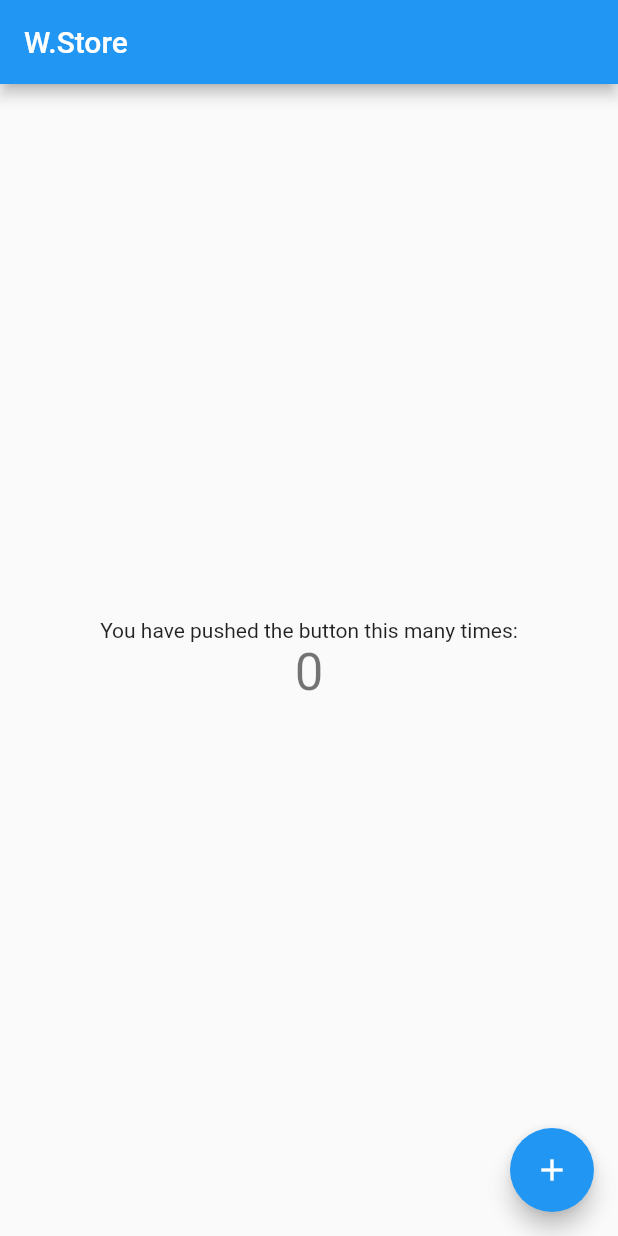
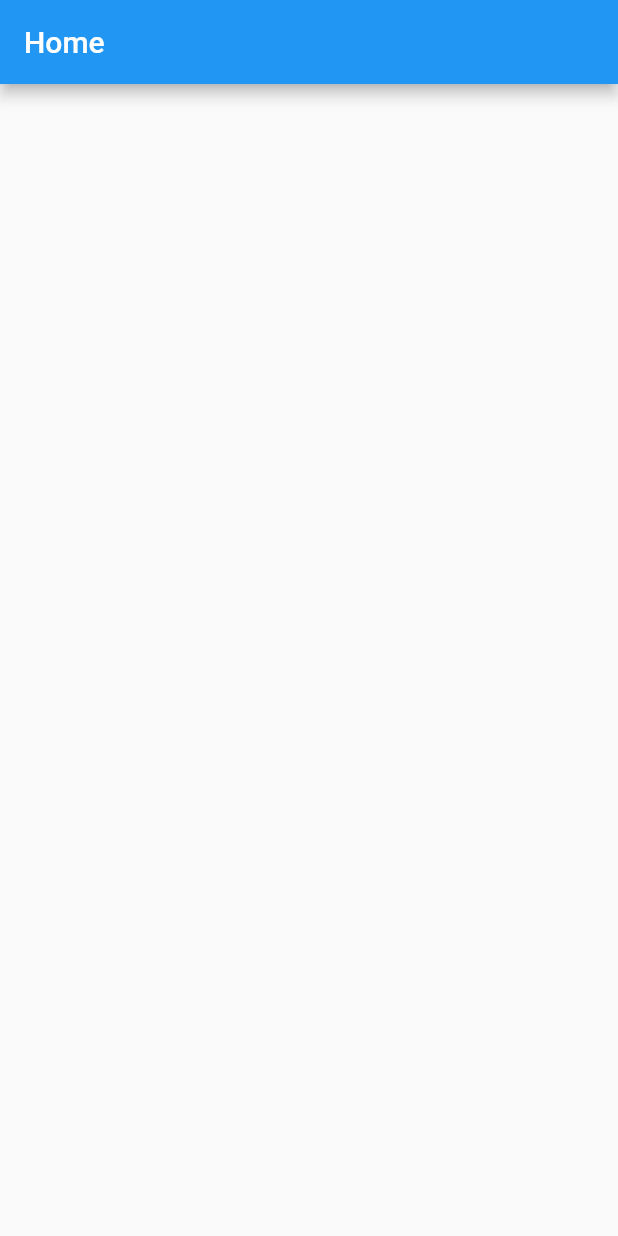
Before and after one commit to ninghao/w_store_flutter, a Flutter app: the screen it shows after launch, on a phone screen of 412 x 824 dp. Run offline on Flutter 3.47's test engine with Material 2 defaults, Android fonts, the phone set to English and light mode, and no system bars.

Commit message:
创建 App 与 Home

```diff
--- a/lib/main.dart
+++ b/lib/main.dart
@@ -1,111 +1,4 @@
 import 'package:flutter/material.dart';
+import 'package:w_store_flutter/src/app.dart';
 
-void main() => runApp(MyApp());
-
-class MyApp extends StatelessWidget {
-  // This widget is the root of your application.
-  @override
-  Widget build(BuildContext context) {
-    return MaterialApp(
-      title: 'NINGHAO',
-      theme: ThemeData(
-        // This is the theme of your application.
-        //
-        // Try running your application with "flutter run". You'll see the
-        // application has a blue toolbar. Then, without quitting the app, try
-        // changing the primarySwatch below to Colors.green and then invoke
-        // "hot reload" (press "r" in the console where you ran "flutter run",
-        // or simply save your changes to "hot reload" in a Flutter IDE).
-        // Notice that the counter didn't reset back to zero; the application
-        // is not restarted.
-        primarySwatch: Colors.blue,
-      ),
-      home: MyHomePage(title: 'W.Store'),
-    );
-  }
-}
-
-class MyHomePage extends StatefulWidget {
-  MyHomePage({Key key, this.title}) : super(key: key);
-
-  // This widget is the home page of your application. It is stateful, meaning
-  // that it has a State object (defined below) that contains fields that affect
-  // how it looks.
-
-  // This class is the configuration for the state. It holds the values (in this
-  // case the title) provided by the parent (in this case the App widget) and
-  // used by the build method of the State. Fields in a Widget subclass are
-  // always marked "final".
-
-  final String title;
-
-  @override
-  _MyHomePageState createState() => _MyHomePageState();
-}
-
-class _MyHomePageState extends State<MyHomePage> {
-  int _counter = 0;
-
-  void _incrementCounter() {
-    setState(() {
-      // This call to setState tells the Flutter framework that something has
-      // changed in this State, which causes it to rerun the build method below
-      // so that the display can reflect the updated values. If we changed
-      // _counter without calling setState(), then the build method would not be
-      // called again, and so nothing would appear to happen.
-      _counter++;
-    });
-  }
-
-  @override
-  Widget build(BuildContext context) {
-    // This method is rerun every time setState is called, for instance as done
-    // by the _incrementCounter method above.
-    //
-    // The Flutter framework has been optimized to make rerunning build methods
-    // fast, so that you can just rebuild anything that needs updating rather
-    // than having to individually change instances of widgets.
-    return Scaffold(
-      appBar: AppBar(
-        // Here we take the value from the MyHomePage object that was created by
-        // the App.build method, and use it to set our appbar title.
-        title: Text(widget.title),
-      ),
-      body: Center(
-        // Center is a layout widget. It takes a single child and positions it
-        // in the middle of the parent.
-        child: Column(
-          // Column is also a layout widget. It takes a list of children and
-          // arranges them vertically. By default, it sizes itself to fit its
-          // children horizontally, and tries to be as tall as its parent.
-          //
-          // Invoke "debug painting" (press "p" in the console, choose the
-          // "Toggle Debug Paint" action from the Flutter Inspector in Android
-          // Studio, or the "Toggle Debug Paint" command in Visual Studio Code)
-          // to see the wireframe for each widget.
-          //
-          // Column has various properties to control how it sizes itself and
-          // how it positions its children. Here we use mainAxisAlignment to
-          // center the children vertically; the main axis here is the vertical
-          // axis because Columns are vertical (the cross axis would be
-          // horizontal).
-          mainAxisAlignment: MainAxisAlignment.center,
-          children: <Widget>[
-            Text(
-              'You have pushed the button this many times:',
-            ),
-            Text(
-              '$_counter',
-              style: Theme.of(context).textTheme.display1,
-            ),
-          ],
-        ),
-      ),
-      floatingActionButton: FloatingActionButton(
-        onPressed: _incrementCounter,
-        tooltip: 'Increment',
-        child: Icon(Icons.add),
-      ), // This trailing comma makes auto-formatting nicer for build methods.
-    );
-  }
-}
+void main() => runApp(App());
--- /dev/null
+++ b/lib/src/app.dart
@@ -0,0 +1,20 @@
+import 'package:flutter/material.dart';
+import 'package:w_store_flutter/src/home/home.dart';
+
+class App extends StatefulWidget {
+  @override
+  _AppState createState() => _AppState();
+}
+
+class _AppState extends State<App> {
+  @override
+  Widget build(BuildContext context) {
+    return MaterialApp(
+      title: 'w.store',
+      debugShowCheckedModeBanner: false,
+      home: Scaffold(
+        body: Home(),
+      ),
+    );
+  }
+}
--- /dev/null
+++ b/lib/src/home/home.dart
@@ -0,0 +1,17 @@
+import 'package:flutter/material.dart';
+
+class Home extends StatefulWidget {
+  @override
+  _HomeState createState() => _HomeState();
+}
+
+class _HomeState extends State<Home> {
+  @override
+  Widget build(BuildContext context) {
+    return Scaffold(
+      appBar: AppBar(
+        title: Text('Home'),
+      ),
+    );
+  }
+}
```
